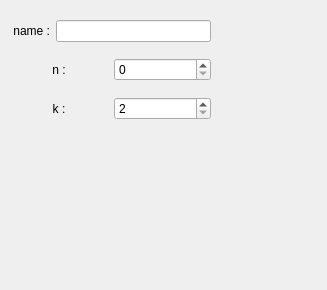
hiergaut/Goliath-Engine, file src/gui/editor/properties/context/curve/FormContextCurve.ui: the form before one commit.
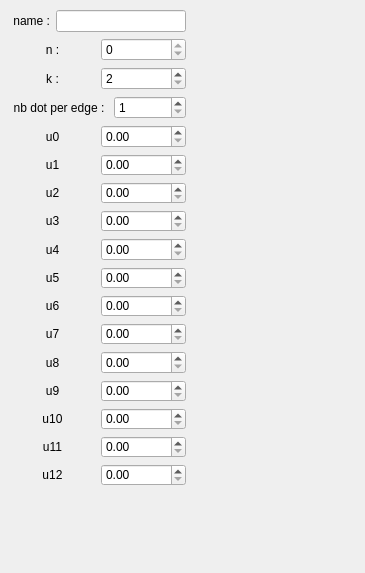
The form after the commit.

What changed in the file:
```diff
--- a/src/gui/editor/properties/context/curve/FormContextCurve.ui
+++ b/src/gui/editor/properties/context/curve/FormContextCurve.ui
@@ -6,20 +6,20 @@
    <rect>
     <x>0</x>
     <y>0</y>
-    <width>327</width>
-    <height>290</height>
+    <width>365</width>
+    <height>573</height>
    </rect>
   </property>
   <property name="windowTitle">
    <string>Form</string>
   </property>
-  <widget class="QWidget" name="layoutWidget">
+  <widget class="QWidget" name="">
    <property name="geometry">
     <rect>
      <x>10</x>
      <y>10</y>
-     <width>201</width>
-     <height>121</height>
+     <width>176</width>
+     <height>476</height>
     </rect>
    </property>
    <layout class="QVBoxLayout" name="verticalLayout_2">
@@ -50,7 +50,11 @@
        </widget>
       </item>
       <item>
-       <widget class="QSpinBox" name="spinBox_n"/>
+       <widget class="QSpinBox" name="spinBox_n">
+        <property name="readOnly">
+         <bool>true</bool>
+        </property>
+       </widget>
       </item>
      </layout>
     </item>
@@ -76,7 +80,302 @@
      </layout>
     </item>
     <item>
-     <layout class="QVBoxLayout" name="verticalLayout_knots"/>
+     <layout class="QHBoxLayout" name="horizontalLayout_4">
+      <item>
+       <widget class="QLabel" name="label_4">
+        <property name="text">
+         <string> nb dot per edge : </string>
+        </property>
+        <property name="alignment">
+         <set>Qt::AlignCenter</set>
+        </property>
+       </widget>
+      </item>
+      <item>
+       <widget class="QSpinBox" name="spinBox_dotPerEdge">
+        <property name="minimum">
+         <number>1</number>
+        </property>
+       </widget>
+      </item>
+     </layout>
+    </item>
+    <item>
+     <layout class="QVBoxLayout" name="verticalLayout">
+      <item>
+       <layout class="QHBoxLayout" name="horizontalLayout_5">
+        <item>
+         <widget class="QLabel" name="label_5">
+          <property name="text">
+           <string>u0</string>
+          </property>
+          <property name="alignment">
+           <set>Qt::AlignCenter</set>
+          </property>
+         </widget>
+        </item>
+        <item>
+         <widget class="QDoubleSpinBox" name="doubleSpinBox_0">
+          <property name="singleStep">
+           <double>0.100000000000000</double>
+          </property>
+         </widget>
+        </item>
+       </layout>
+      </item>
+      <item>
+       <layout class="QHBoxLayout" name="horizontalLayout_6">
+        <item>
+         <widget class="QLabel" name="label_6">
+          <property name="text">
+           <string>u1</string>
+          </property>
+          <property name="alignment">
+           <set>Qt::AlignCenter</set>
+          </property>
+         </widget>
+        </item>
+        <item>
+         <widget class="QDoubleSpinBox" name="doubleSpinBox_1">
+          <property name="singleStep">
+           <double>0.100000000000000</double>
+          </property>
+         </widget>
+        </item>
+       </layout>
+      </item>
+      <item>
+       <layout class="QHBoxLayout" name="horizontalLayout_7">
+        <item>
+         <widget class="QLabel" name="label_7">
+          <property name="text">
+           <string>u2</string>
+          </property>
+          <property name="alignment">
+           <set>Qt::AlignCenter</set>
+          </property>
+         </widget>
+        </item>
+        <item>
+         <widget class="QDoubleSpinBox" name="doubleSpinBox_2">
+          <property name="singleStep">
+           <double>0.100000000000000</double>
+          </property>
+         </widget>
+        </item>
+       </layout>
+      </item>
+      <item>
+       <layout class="QHBoxLayout" name="horizontalLayout_8">
+        <item>
+         <widget class="QLabel" name="label_8">
+          <property name="text">
+           <string>u3</string>
+          </property>
+          <property name="alignment">
+           <set>Qt::AlignCenter</set>
+          </property>
+         </widget>
+        </item>
+        <item>
+         <widget class="QDoubleSpinBox" name="doubleSpinBox_3">
+          <property name="singleStep">
+           <double>0.100000000000000</double>
+          </property>
+         </widget>
+        </item>
+       </layout>
+      </item>
+      <item>
+       <layout class="QHBoxLayout" name="horizontalLayout_9">
+        <item>
+         <widget class="QLabel" name="label_9">
+          <property name="text">
+           <string>u4</string>
+          </property>
+          <property name="alignment">
+           <set>Qt::AlignCenter</set>
+          </property>
+         </widget>
+        </item>
+        <item>
+         <widget class="QDoubleSpinBox" name="doubleSpinBox_4">
+          <property name="singleStep">
+           <double>0.100000000000000</double>
+          </property>
+         </widget>
+        </item>
+       </layout>
+      </item>
+      <item>
+       <layout class="QHBoxLayout" name="horizontalLayout_10">
+        <item>
+         <widget class="QLabel" name="label_10">
+          <property name="text">
+           <string>u5</string>
+          </property>
+          <property name="alignment">
+           <set>Qt::AlignCenter</set>
+          </property>
+         </widget>
+        </item>
+        <item>
+         <widget class="QDoubleSpinBox" name="doubleSpinBox_5">
+          <property name="singleStep">
+           <double>0.100000000000000</double>
+          </property>
+         </widget>
+        </item>
+       </layout>
+      </item>
+      <item>
+       <layout class="QHBoxLayout" name="horizontalLayout_11">
+        <item>
+         <widget class="QLabel" name="label_11">
+          <property name="text">
+           <string>u6</string>
+          </property>
+          <property name="alignment">
+           <set>Qt::AlignCenter</set>
+          </property>
+         </widget>
+        </item>
+        <item>
+         <widget class="QDoubleSpinBox" name="doubleSpinBox_6">
+          <property name="singleStep">
+           <double>0.100000000000000</double>
+          </property>
+         </widget>
+        </item>
+       </layout>
+      </item>
+      <item>
+       <layout class="QHBoxLayout" name="horizontalLayout_12">
+        <item>
+         <widget class="QLabel" name="label_12">
+          <property name="text">
+           <string>u7</string>
+          </property>
+          <property name="alignment">
+           <set>Qt::AlignCenter</set>
+          </property>
+         </widget>
+        </item>
+        <item>
+         <widget class="QDoubleSpinBox" name="doubleSpinBox_7">
+          <property name="singleStep">
+           <double>0.100000000000000</double>
+          </property>
+         </widget>
+        </item>
+       </layout>
+      </item>
+      <item>
+       <layout class="QHBoxLayout" name="horizontalLayout_13">
+        <item>
+         <widget class="QLabel" name="label_13">
+          <property name="text">
+           <string>u8</string>
+          </property>
+          <property name="alignment">
+           <set>Qt::AlignCenter</set>
+          </property>
+         </widget>
+        </item>
+        <item>
+         <widget class="QDoubleSpinBox" name="doubleSpinBox_8">
+          <property name="singleStep">
+           <double>0.100000000000000</double>
+          </property>
+         </widget>
+        </item>
+       </layout>
+      </item>
+      <item>
+       <layout class="QHBoxLayout" name="horizontalLayout_14">
+        <item>
+         <widget class="QLabel" name="label_14">
+          <property name="text">
+           <string>u9</string>
+          </property>
+          <property name="alignment">
+           <set>Qt::AlignCenter</set>
+          </property>
+         </widget>
+        </item>
+        <item>
+         <widget class="QDoubleSpinBox" name="doubleSpinBox_9">
+          <property name="singleStep">
+           <double>0.100000000000000</double>
+          </property>
+         </widget>
+        </item>
+       </layout>
+      </item>
+      <item>
+       <layout class="QHBoxLayout" name="horizontalLayout_15">
+        <item>
+         <widget class="QLabel" name="label_15">
+          <property name="text">
+           <string>u10</string>
+          </property>
+          <property name="alignment">
+           <set>Qt::AlignCenter</set>
+          </property>
+         </widget>
+        </item>
+        <item>
+         <widget class="QDoubleSpinBox" name="doubleSpinBox_10">
+          <property name="singleStep">
+           <double>0.100000000000000</double>
+          </property>
+         </widget>
+        </item>
+       </layout>
+      </item>
+      <item>
+       <layout class="QHBoxLayout" name="horizontalLayout_16">
+        <item>
+         <widget class="QLabel" name="label_16">
+          <property name="text">
+           <string>u11</string>
+          </property>
+          <property name="alignment">
+           <set>Qt::AlignCenter</set>
+          </property>
+         </widget>
+        </item>
+        <item>
+         <widget class="QDoubleSpinBox" name="doubleSpinBox_11">
+          <property name="singleStep">
+           <double>0.100000000000000</double>
+          </property>
+         </widget>
+        </item>
+       </layout>
+      </item>
+      <item>
+       <layout class="QHBoxLayout" name="horizontalLayout_17">
+        <item>
+         <widget class="QLabel" name="label_17">
+          <property name="text">
+           <string>u12</string>
+          </property>
+          <property name="alignment">
+           <set>Qt::AlignCenter</set>
+          </property>
+         </widget>
+        </item>
+        <item>
+         <widget class="QDoubleSpinBox" name="doubleSpinBox_12">
+          <property name="singleStep">
+           <double>0.100000000000000</double>
+          </property>
+         </widget>
+        </item>
+       </layout>
+      </item>
+     </layout>
     </item>
    </layout>
   </widget>
```
